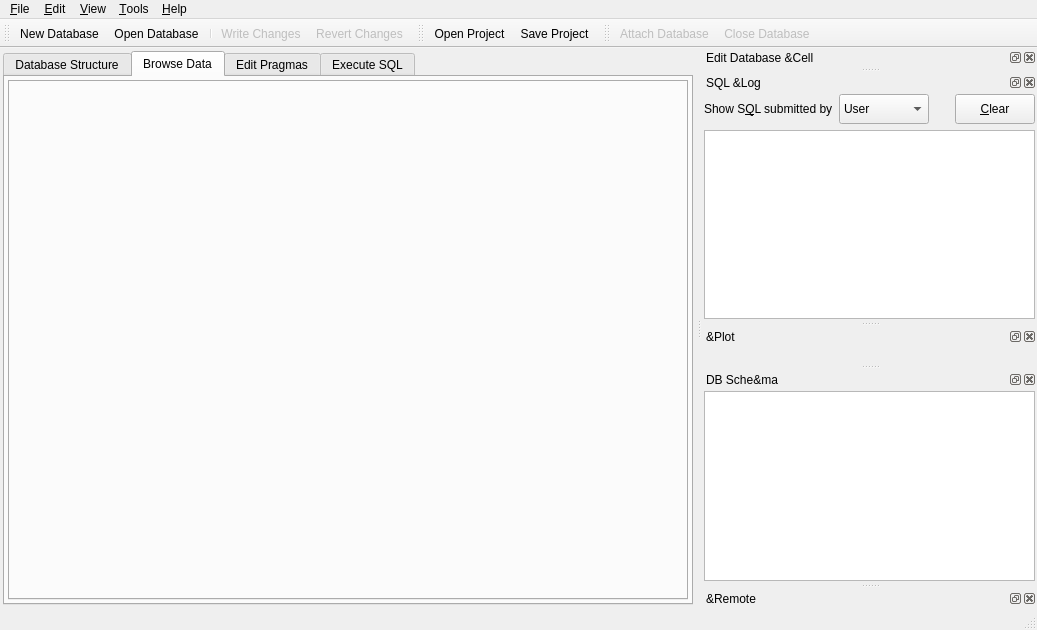
This is src/MainWindow.ui in sqlitebrowser/sqlitebrowser as Qt 5 draws it before an edit. The edited form follows.
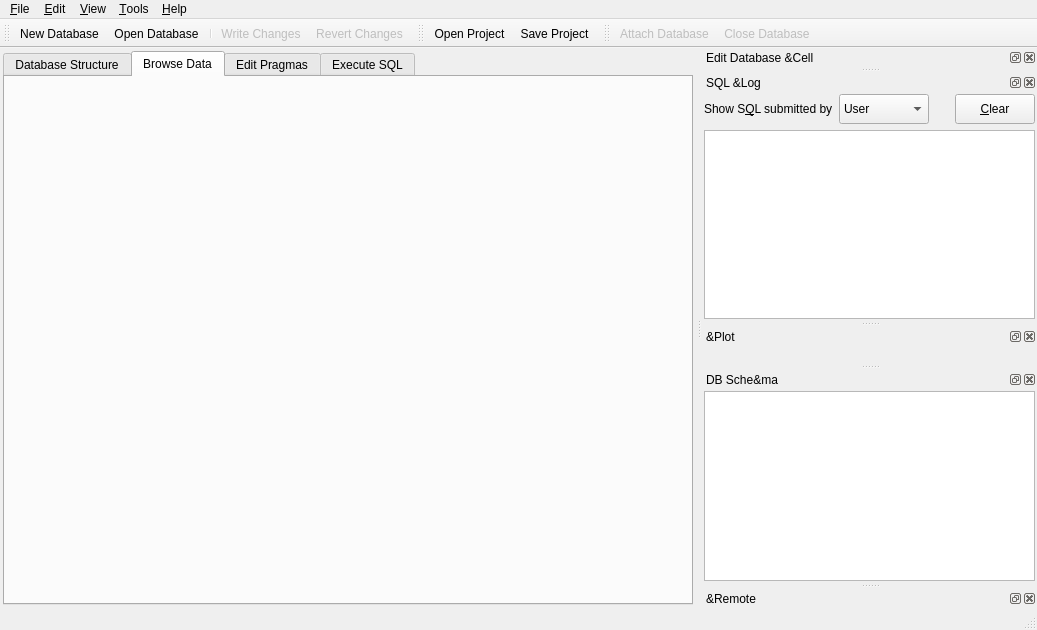
This is the edited form. The open tabs and pages were chosen to show the change. Icons and pictures are not drawn. Custom widgets are drawn as their Qt base class.

The edit to the form file:
```diff
--- a/src/MainWindow.ui
+++ b/src/MainWindow.ui
@@ -122,30 +122,27 @@
        </attribute>
        <layout class="QVBoxLayout" name="verticalLayout_2">
         <property name="spacing">
-         <number>3</number>
+         <number>0</number>
         </property>
         <property name="leftMargin">
-         <number>3</number>
+         <number>0</number>
         </property>
         <property name="topMargin">
-         <number>3</number>
+         <number>0</number>
         </property>
         <property name="rightMargin">
-         <number>3</number>
+         <number>0</number>
         </property>
         <property name="bottomMargin">
-         <number>3</number>
+         <number>0</number>
         </property>
         <item>
-         <widget class="QTabWidget" name="tabBrowsers">
+         <widget class="QMainWindow" name="tabBrowsers">
           <property name="contextMenuPolicy">
            <enum>Qt::CustomContextMenu</enum>
           </property>
-          <property name="currentIndex">
-           <number>-1</number>
-          </property>
-          <property name="movable">
-           <bool>true</bool>
+          <property name="dockOptions">
+           <set>QMainWindow::AllowNestedDocks|QMainWindow::AllowTabbedDocks|QMainWindow::AnimatedDocks</set>
           </property>
          </widget>
         </item>
```
Left out of the diff: 48 changed lines with no effect on the pictures.
